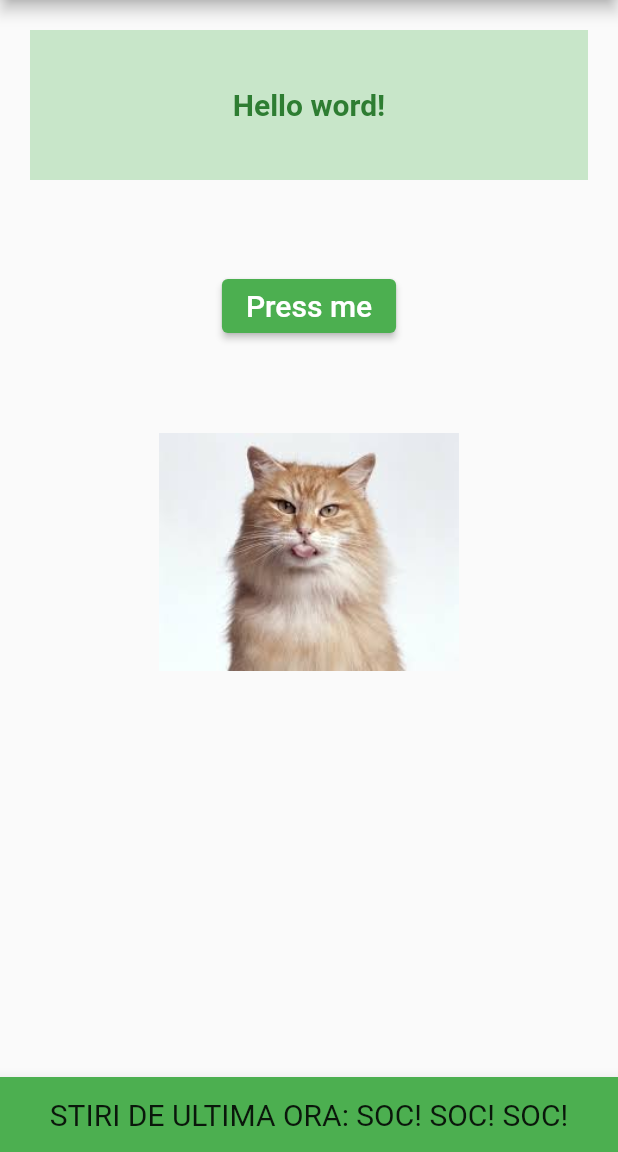
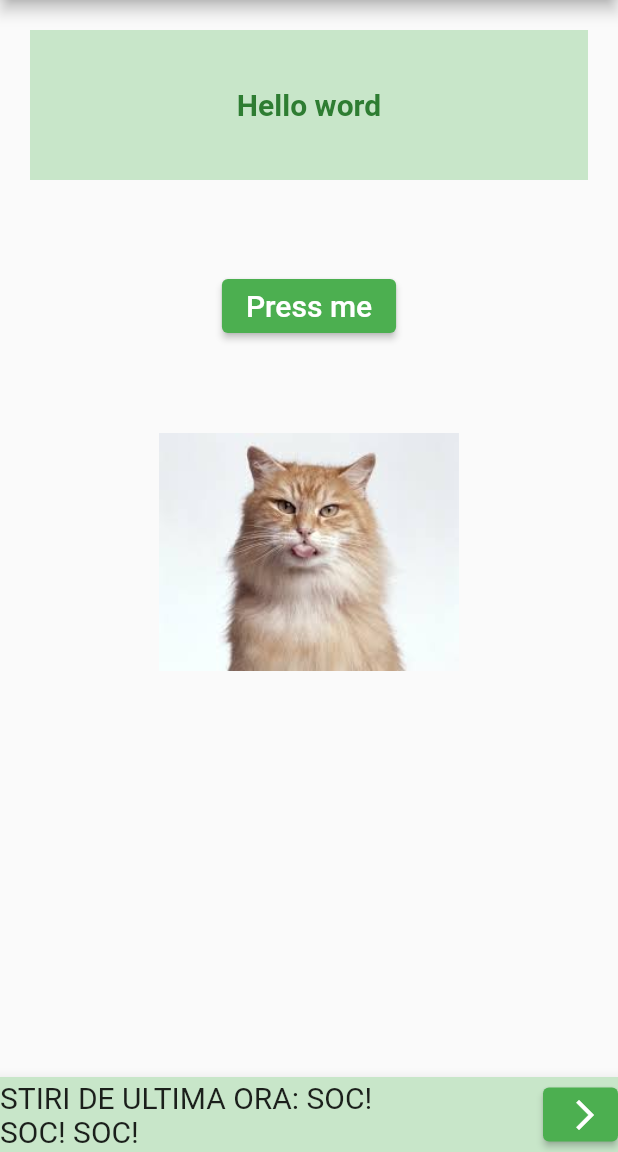
Before and after one commit to AlinaButoiDraghici/Flutter-Workshop, a Flutter app: the screen it shows after launch, on a phone screen of 412 x 824 dp, the part 84-1236 px from its top. Run offline on Flutter 3.47's test engine with Material 2 defaults, Android fonts, the phone set to English and light mode, and no system bars; drawn by our look-alikes of animated_text_kit; our stand-ins replace flutter_riverpod.

```diff
--- /dev/null
+++ b/lib/controllers/providers.dart
@@ -0,0 +1,3 @@
+import 'package:flutter_riverpod/flutter_riverpod.dart';
+
+final textProvider = Provider((_) => 'Sunt din provider');
--- a/lib/screen.dart
+++ b/lib/screen.dart
@@ -1,5 +1,6 @@
 import 'package:flutter/material.dart';
 import 'package:animated_text_kit/animated_text_kit.dart';
+import 'package:my_first_flutter_app/otherscreen.dart';
 
 class MyScreen extends StatefulWidget {
   const MyScreen({Key? key}) : super(key: key);
@@ -13,6 +14,13 @@ class _MyScreenState extends State<MyScreen> {
   String _buttonText = "Press me";
   bool _petPressed = false;
   String _imagePath = 'assets/cat.jpg';
+  String _txt = 'Hello word';
+
+  void pushNewPage(screen) {
+    setState(() {
+      Navigator.push(context, MaterialPageRoute(builder: (context) => screen));
+    });
+  }
 
   @override
   Widget build(BuildContext context) {
@@ -32,7 +40,7 @@ class _MyScreenState extends State<MyScreen> {
               color: Colors.green[100],
               child: Center(
                 child: Text(
-                  'Hello word!',
+                  _txt,
                   style: TextStyle(
                       color: Colors.green[800],
                       fontSize: 20,
@@ -82,16 +90,33 @@ class _MyScreenState extends State<MyScreen> {
         ),
       ),
       bottomNavigationBar: BottomAppBar(
-        color: Colors.green,
+        color: Colors.green[100],
         child: Container(
             height: 50,
-            child: Center(
+            child: Row(
+              mainAxisAlignment: MainAxisAlignment.spaceBetween,
+              children: [
+                Container(
+                  width: 250,
                   child: AnimatedTextKit(
                     animatedTexts: [
                       TyperAnimatedText("STIRI DE ULTIMA ORA: SOC! SOC! SOC!",
                           textStyle: TextStyle(fontSize: 20)),
                     ],
                   ),
+                ),
+                Container(
+                    width: 50,
+                    child: ElevatedButton(
+                      child: const Icon(Icons.arrow_forward_ios),
+                      style: ElevatedButton.styleFrom(
+                        primary: Colors.green,
+                      ),
+                      onPressed: () {
+                        pushNewPage(OtherScreen());
+                      },
+                    ))
+              ],
             )),
       ),
     );
--- a/pubspec.yaml
+++ b/pubspec.yaml
@@ -30,6 +30,7 @@ dependencies:
   flutter:
     sdk: flutter
   animated_text_kit: ^4.2.1
+  flutter_riverpod: ^1.0.0
 
 
   # The following adds the Cupertino Icons font to your application.
```
Also changed, not shown: lib/main.dart (+6 -105 lines), lib/otherscreen.dart (added, +65 -0 lines), pubspec.lock. Lines whose indentation alone changed are shown as unchanged.
